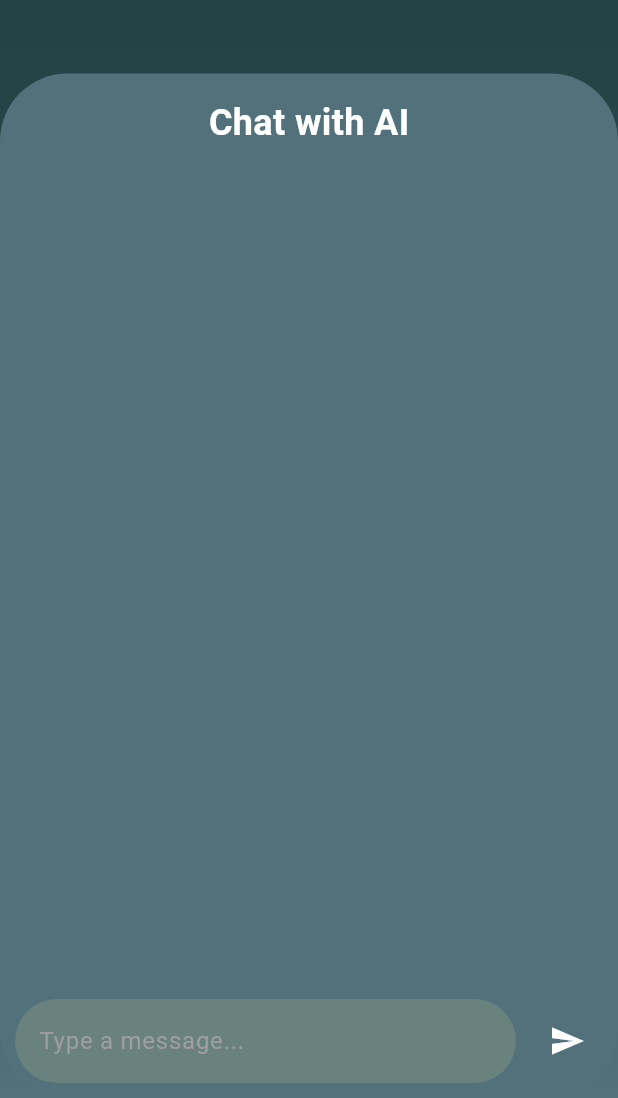
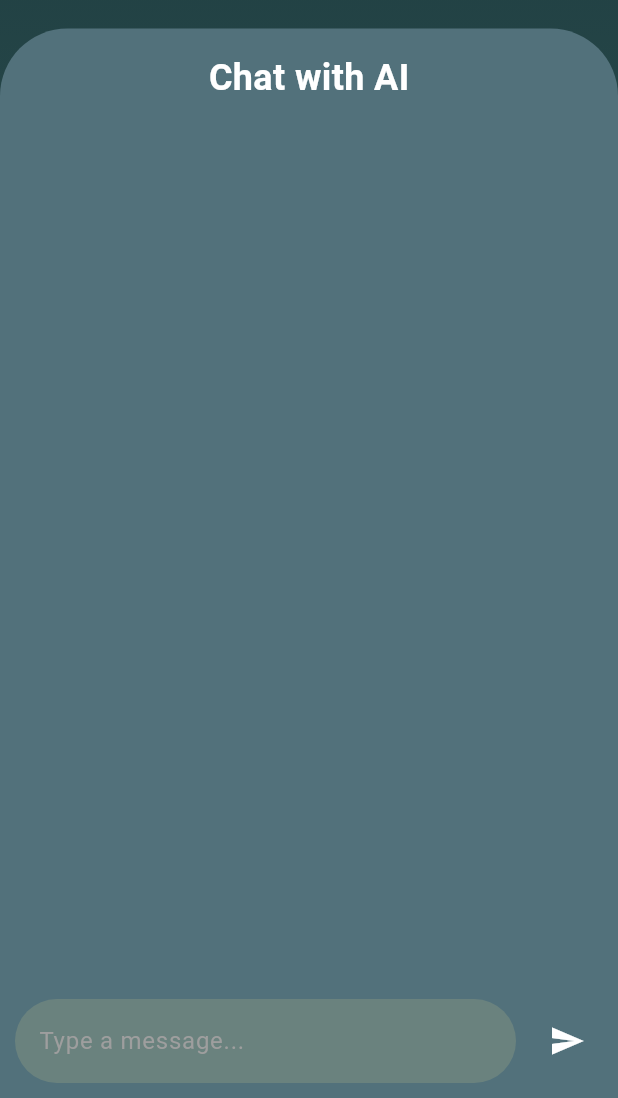
Before and after one commit to mariantaflou/Human-Computer-Interaction-Project-Journito, a Flutter app: the ChatWithAIScreen screen opened by its route, on a phone screen of 412 x 824 dp, the part 138-1236 px from its top. Run offline on Flutter 3.47's test engine with Material 3 defaults, Android fonts, the light colour scheme and no system bars; Roboto replaces fonts that are missing (Cursive).

Commit message:
Update ai_chat.dart

```diff
--- a/lib/screens/ai_chat.dart
+++ b/lib/screens/ai_chat.dart
@@ -26,21 +26,19 @@ class _ChatWithAIScreenState extends State<ChatWithAIScreen> {
             ],
           ),
         ),
-        child: Stack(
-          children: [
-            Column(
+        child: Column(
           children: [
             const SizedBox(height: 40),
             // Title and Profile Icon
             Row(
               mainAxisAlignment: MainAxisAlignment.spaceBetween,
               children: [
-            Container(width: 56), // Same width as the CircleAvatar to balance layout
+                Container(width: 56), // Balances layout
                 GestureDetector(
                   onTap: () {
                     Navigator.pop(context);
                   },
-              child: Text(
+                  child: const Text(
                     'Journito',
                     style: TextStyle(
                       fontFamily: 'Cursive',
@@ -56,10 +54,7 @@ class _ChatWithAIScreenState extends State<ChatWithAIScreen> {
                     radius: 20,
                     backgroundColor: Colors.white,
                     child: IconButton(
-                  icon: const Icon(
-                    Icons.person,
-                    color: Colors.grey,
-                  ),
+                      icon: const Icon(Icons.person, color: Colors.grey),
                       onPressed: () {
                         // Navigate to Profile screen if needed
                       },
@@ -68,18 +63,21 @@ class _ChatWithAIScreenState extends State<ChatWithAIScreen> {
                 ),
               ],
             ),
-
-                const SizedBox(height: 50),
-                // Blue Rectangle for Chat Area
+            const SizedBox(height: 20),
+            // Chat Area
             Expanded(
               child: Container(
                   decoration: BoxDecoration(
                       color: const Color(0xff52717B),
-                      borderRadius: BorderRadius.circular(45),
+                      borderRadius: const BorderRadius.only(
+                      topLeft: Radius.circular(45),
+                      topRight: Radius.circular(45),
+                      bottomLeft: Radius.zero,  // Set bottom-left to 0
+                      bottomRight: Radius.zero, // Set bottom-right to 0
+                  ),
                ),
                 child: Column(
                   children: [
-                        // "Chat with AI" Title
                     const Padding(
                       padding: EdgeInsets.symmetric(vertical: 16),
                       child: Text(
@@ -96,7 +94,8 @@ class _ChatWithAIScreenState extends State<ChatWithAIScreen> {
                         padding: const EdgeInsets.all(16),
                         itemCount: messages.length,
                         itemBuilder: (context, index) {
-                              final isUserMessage = messages[index]['sender'] == 'user';
+                          final isUserMessage =
+                              messages[index]['sender'] == 'user';
                           return ChatBubble(
                             message: messages[index]['message'] ?? '',
                             isUser: isUserMessage,
@@ -108,14 +107,10 @@ class _ChatWithAIScreenState extends State<ChatWithAIScreen> {
                 ),
               ),
             ),
-              ],
-            ),
-            Positioned(
-              bottom: 0,
-              left: 0,
-              right: 0,
-              child: Padding(
+            // Input Field
+            Container(
               padding: const EdgeInsets.all(10),
+              color: const Color(0xff52717B),
               child: Row(
                 children: [
                   Expanded(
@@ -146,7 +141,8 @@ class _ChatWithAIScreenState extends State<ChatWithAIScreen> {
                           });
                           messages.add({
                             'sender': 'ai',
-                              'message': 'AI Response for "${messageController.text.trim()}"',
+                            'message':
+                                'AI Response for "${messageController.text.trim()}"',
                           });
                         });
                         messageController.clear();
@@ -156,7 +152,6 @@ class _ChatWithAIScreenState extends State<ChatWithAIScreen> {
                 ],
               ),
             ),
-            ),
           ],
         ),
       ),
@@ -164,6 +159,7 @@ class _ChatWithAIScreenState extends State<ChatWithAIScreen> {
   }
 }
 
+// Chat Bubble Widget
 class ChatBubble extends StatelessWidget {
   final String message;
   final bool isUser;
@@ -187,12 +183,15 @@ class ChatBubble extends StatelessWidget {
             Container(
               padding: const EdgeInsets.symmetric(vertical: 12, horizontal: 16),
               decoration: BoxDecoration(
-                color: isUser ? const Color(0xffB5D5CD) : const Color(0xff1F3F42),
+                color: isUser
+                    ? const Color(0xffB5D5CD)
+                    : const Color(0xff1F3F42),
                 borderRadius: BorderRadius.only(
                   topLeft: const Radius.circular(16),
                   topRight: const Radius.circular(16),
                   bottomLeft: isUser ? const Radius.circular(16) : Radius.zero,
-                  bottomRight: isUser ? Radius.zero : const Radius.circular(16),
+                  bottomRight:
+                      isUser ? Radius.zero : const Radius.circular(16),
                 ),
                 boxShadow: [
                   BoxShadow(
@@ -206,15 +205,17 @@ class ChatBubble extends StatelessWidget {
                 message,
                 style: TextStyle(
                   fontSize: 16,
-                  color: isUser ? const Color(0xff1F3F42) : const Color(0xffB5D5CD),
+                  color: isUser
+                      ? const Color(0xff1F3F42)
+                      : const Color(0xffB5D5CD),
                 ),
               ),
             ),
             // Tail
             Positioned(
               bottom: -6,
-              left: isUser ? null : 4, // Align left for AI
-              right: isUser ? 4 : null, // Align right for User
+              left: isUser ? null : 4,
+              right: isUser ? 4 : null,
               child: CustomPaint(
                 painter: ChatBubbleTailPainter(isUser: isUser),
                 size: const Size(12, 12),
@@ -227,6 +228,7 @@ class ChatBubble extends StatelessWidget {
   }
 }
 
+// Tail Painter for Chat Bubble
 class ChatBubbleTailPainter extends CustomPainter {
   final bool isUser;
 
```
Lines whose indentation alone changed are shown as unchanged.
